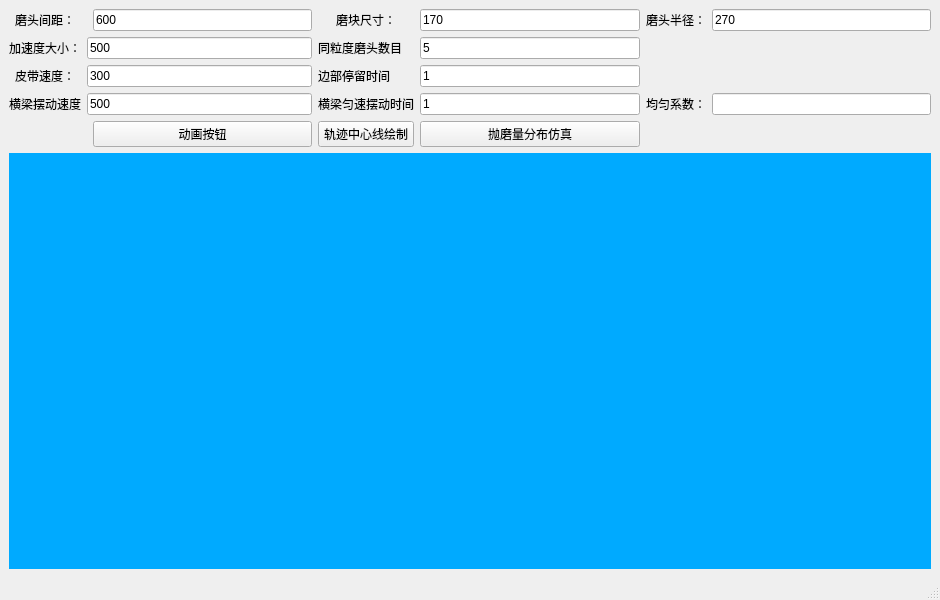
Above: Equal_Sim.ui from wuheideyun/PolishingParameterNew before the change. Below: the same form after it.
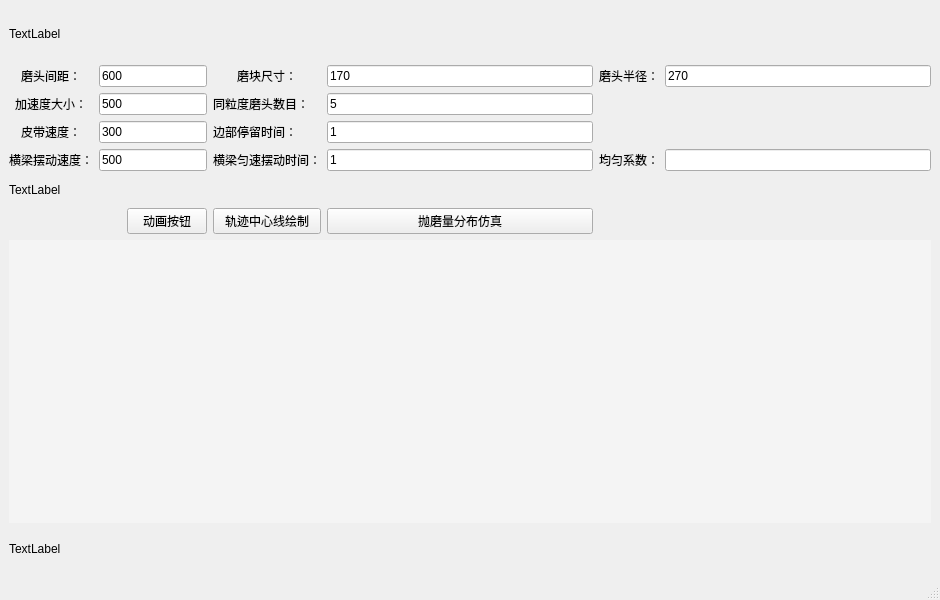
That is the form after the change.

Diff of the .ui file:
```diff
--- a/Equal_Sim.ui
+++ b/Equal_Sim.ui
@@ -18,174 +18,231 @@
   </property>
   <widget class="QWidget" name="centralwidget">
    <layout class="QGridLayout" name="gridLayout">
-    <item row="0" column="0">
-     <widget class="QLabel" name="label">
+    <item row="2" column="3">
+     <widget class="QLabel" name="label_12">
       <property name="text">
-       <string>&lt;html&gt;&lt;head/&gt;&lt;body&gt;&lt;p align=&quot;center&quot;&gt;磨头间距：&lt;/p&gt;&lt;/body&gt;&lt;/html&gt;</string>
+       <string>同粒度磨头数目：</string>
       </property>
      </widget>
     </item>
-    <item row="0" column="2">
-     <widget class="QLineEdit" name="between">
+    <item row="2" column="4">
+     <widget class="QLineEdit" name="num">
       <property name="text">
-       <string>600</string>
+       <string>5</string>
       </property>
      </widget>
     </item>
-    <item row="0" column="3">
+    <item row="1" column="3">
      <widget class="QLabel" name="label_5">
       <property name="text">
        <string>&lt;html&gt;&lt;head/&gt;&lt;body&gt;&lt;p align=&quot;center&quot;&gt;磨块尺寸：&lt;/p&gt;&lt;/body&gt;&lt;/html&gt;</string>
       </property>
      </widget>
     </item>
-    <item row="0" column="4">
-     <widget class="QLineEdit" name="grind_size">
+    <item row="4" column="6">
+     <widget class="QLineEdit" name="equal_coefficient">
+      <property name="enabled">
+       <bool>true</bool>
+      </property>
       <property name="text">
-       <string>170</string>
+       <string/>
       </property>
      </widget>
     </item>
-    <item row="0" column="5">
+    <item row="1" column="5">
      <widget class="QLabel" name="label_2">
       <property name="text">
        <string>&lt;html&gt;&lt;head/&gt;&lt;body&gt;&lt;p align=&quot;center&quot;&gt;磨头半径：&lt;/p&gt;&lt;/body&gt;&lt;/html&gt;</string>
       </property>
      </widget>
     </item>
-    <item row="0" column="6">
-     <widget class="QLineEdit" name="radius">
-      <property name="text">
-       <string>270</string>
-      </property>
-     </widget>
-    </item>
-    <item row="1" column="0">
-     <widget class="QLabel" name="label_4">
-      <property name="text">
-       <string>&lt;html&gt;&lt;head/&gt;&lt;body&gt;&lt;p align=&quot;center&quot;&gt;加速度大小：&lt;/p&gt;&lt;/body&gt;&lt;/html&gt;</string>
-      </property>
-     </widget>
-    </item>
-    <item row="1" column="1" colspan="2">
-     <widget class="QLineEdit" name="a_speed">
+    <item row="4" column="1" colspan="2">
+     <widget class="QLineEdit" name="beam_speed">
       <property name="text">
        <string>500</string>
       </property>
      </widget>
     </item>
-    <item row="1" column="3">
-     <widget class="QLabel" name="label_12">
+    <item row="6" column="3">
+     <widget class="QPushButton" name="middle_line_button">
       <property name="text">
-       <string>同粒度磨头数目</string>
+       <string>轨迹中心线绘制</string>
+      </property>
+     </widget>
+    </item>
+    <item row="0" column="0" colspan="7">
+     <widget class="QLabel" name="label_top">
+      <property name="minimumSize">
+       <size>
+        <width>500</width>
+        <height>0</height>
+       </size>
+      </property>
+      <property name="maximumSize">
+       <size>
+        <width>16777215</width>
+        <height>50</height>
+       </size>
+      </property>
+      <property name="text">
+       <string>TextLabel</string>
+      </property>
+     </widget>
+    </item>
+    <item row="5" column="0" colspan="7">
+     <widget class="QLabel" name="label_middle">
+      <property name="minimumSize">
+       <size>
+        <width>500</width>
+        <height>0</height>
+       </size>
+      </property>
+      <property name="maximumSize">
+       <size>
+        <width>16777215</width>
+        <height>25</height>
+       </size>
+      </property>
+      <property name="text">
+       <string>TextLabel</string>
+      </property>
+     </widget>
+    </item>
+    <item row="4" column="3">
+     <widget class="QLabel" name="label_10">
+      <property name="text">
+       <string>横梁匀速摆动时间：</string>
+      </property>
+     </widget>
+    </item>
+    <item row="4" column="4">
+     <widget class="QLineEdit" name="constant_time">
+      <property name="text">
+       <string>1</string>
       </property>
      </widget>
     </item>
     <item row="1" column="4">
-     <widget class="QLineEdit" name="num">
+     <widget class="QLineEdit" name="grind_size">
       <property name="text">
-       <string>5</string>
+       <string>170</string>
       </property>
      </widget>
     </item>
-    <item row="2" column="0">
-     <widget class="QLabel" name="label_8">
+    <item row="3" column="3">
+     <widget class="QLabel" name="label_11">
       <property name="text">
-       <string>&lt;html&gt;&lt;head/&gt;&lt;body&gt;&lt;p align=&quot;center&quot;&gt;皮带速度：&lt;/p&gt;&lt;/body&gt;&lt;/html&gt;</string>
+       <string>边部停留时间：</string>
       </property>
      </widget>
     </item>
-    <item row="2" column="1" colspan="2">
+    <item row="3" column="1" colspan="2">
      <widget class="QLineEdit" name="belt_speed">
       <property name="text">
        <string>300</string>
       </property>
      </widget>
     </item>
-    <item row="2" column="3">
-     <widget class="QLabel" name="label_11">
-      <property name="text">
-       <string>边部停留时间</string>
-      </property>
-     </widget>
-    </item>
-    <item row="2" column="4">
-     <widget class="QLineEdit" name="stay_time">
-      <property name="text">
-       <string>1</string>
+    <item row="7" column="0" colspan="7">
+     <widget class="QWidget" name="widget" native="true">
+      <property name="styleSheet">
+       <string notr="true">background-color: rgb(244, 244, 244);</string>
       </property>
      </widget>
     </item>
     <item row="3" column="0">
+     <widget class="QLabel" name="label_8">
+      <property name="text">
+       <string>&lt;html&gt;&lt;head/&gt;&lt;body&gt;&lt;p align=&quot;center&quot;&gt;皮带速度：&lt;/p&gt;&lt;/body&gt;&lt;/html&gt;</string>
+      </property>
+     </widget>
+    </item>
+    <item row="4" column="0">
      <widget class="QLabel" name="label_9">
       <property name="text">
-       <string>&lt;html&gt;&lt;head/&gt;&lt;body&gt;&lt;p&gt;横梁摆动速度&lt;/p&gt;&lt;/body&gt;&lt;/html&gt;</string>
-      </property>
-     </widget>
-    </item>
-    <item row="3" column="1" colspan="2">
-     <widget class="QLineEdit" name="beam_speed">
-      <property name="text">
-       <string>500</string>
-      </property>
-     </widget>
-    </item>
-    <item row="3" column="3">
-     <widget class="QLabel" name="label_10">
-      <property name="text">
-       <string>横梁匀速摆动时间</string>
+       <string>&lt;html&gt;&lt;head/&gt;&lt;body&gt;&lt;p&gt;横梁摆动速度：&lt;/p&gt;&lt;/body&gt;&lt;/html&gt;</string>
       </property>
      </widget>
     </item>
     <item row="3" column="4">
-     <widget class="QLineEdit" name="constant_time">
+     <widget class="QLineEdit" name="stay_time">
       <property name="text">
        <string>1</string>
       </property>
      </widget>
     </item>
-    <item row="3" column="5">
-     <widget class="QLabel" name="label_13">
+    <item row="2" column="1" colspan="2">
+     <widget class="QLineEdit" name="a_speed">
       <property name="text">
-       <string>&lt;html&gt;&lt;head/&gt;&lt;body&gt;&lt;p&gt;均匀系数：&lt;/p&gt;&lt;/body&gt;&lt;/html&gt;</string>
+       <string>500</string>
       </property>
      </widget>
     </item>
-    <item row="3" column="6">
-     <widget class="QLineEdit" name="equal_coefficient">
-      <property name="enabled">
-       <bool>true</bool>
-      </property>
-      <property name="text">
-       <string/>
-      </property>
-     </widget>
-    </item>
-    <item row="4" column="2">
+    <item row="6" column="2">
      <widget class="QPushButton" name="animation_button">
       <property name="text">
        <string>动画按钮</string>
       </property>
      </widget>
     </item>
-    <item row="4" column="3">
-     <widget class="QPushButton" name="middle_line_button">
-      <property name="text">
-       <string>轨迹中心线绘制</string>
-      </property>
-     </widget>
-    </item>
-    <item row="4" column="4">
+    <item row="6" column="4">
      <widget class="QPushButton" name="simulation_button">
       <property name="text">
        <string>抛磨量分布仿真</string>
       </property>
      </widget>
     </item>
-    <item row="5" column="0" colspan="7">
-     <widget class="QWidget" name="widget" native="true">
-      <property name="styleSheet">
-       <string notr="true">background-color: rgb(0, 170, 255);</string>
+    <item row="2" column="0">
+     <widget class="QLabel" name="label_4">
+      <property name="text">
+       <string>&lt;html&gt;&lt;head/&gt;&lt;body&gt;&lt;p align=&quot;center&quot;&gt;加速度大小：&lt;/p&gt;&lt;/body&gt;&lt;/html&gt;</string>
+      </property>
+     </widget>
+    </item>
+    <item row="1" column="0">
+     <widget class="QLabel" name="label">
+      <property name="text">
+       <string>&lt;html&gt;&lt;head/&gt;&lt;body&gt;&lt;p align=&quot;center&quot;&gt;磨头间距：&lt;/p&gt;&lt;/body&gt;&lt;/html&gt;</string>
+      </property>
+     </widget>
+    </item>
+    <item row="1" column="6">
+     <widget class="QLineEdit" name="radius">
+      <property name="text">
+       <string>270</string>
+      </property>
+     </widget>
+    </item>
+    <item row="4" column="5">
+     <widget class="QLabel" name="label_13">
+      <property name="text">
+       <string>&lt;html&gt;&lt;head/&gt;&lt;body&gt;&lt;p&gt;均匀系数：&lt;/p&gt;&lt;/body&gt;&lt;/html&gt;</string>
+      </property>
+     </widget>
+    </item>
+    <item row="8" column="0" colspan="7">
+     <widget class="QLabel" name="label_bottom">
+      <property name="minimumSize">
+       <size>
+        <width>500</width>
+        <height>0</height>
+       </size>
+      </property>
+      <property name="maximumSize">
+       <size>
+        <width>16777215</width>
+        <height>40</height>
+       </size>
+      </property>
+      <property name="text">
+       <string>TextLabel</string>
+      </property>
+     </widget>
+    </item>
+    <item row="1" column="1" colspan="2">
+     <widget class="QLineEdit" name="between">
+      <property name="text">
+       <string>600</string>
       </property>
      </widget>
     </item>
```
Left out of the diff: 2 changed lines with no effect on the pictures.
